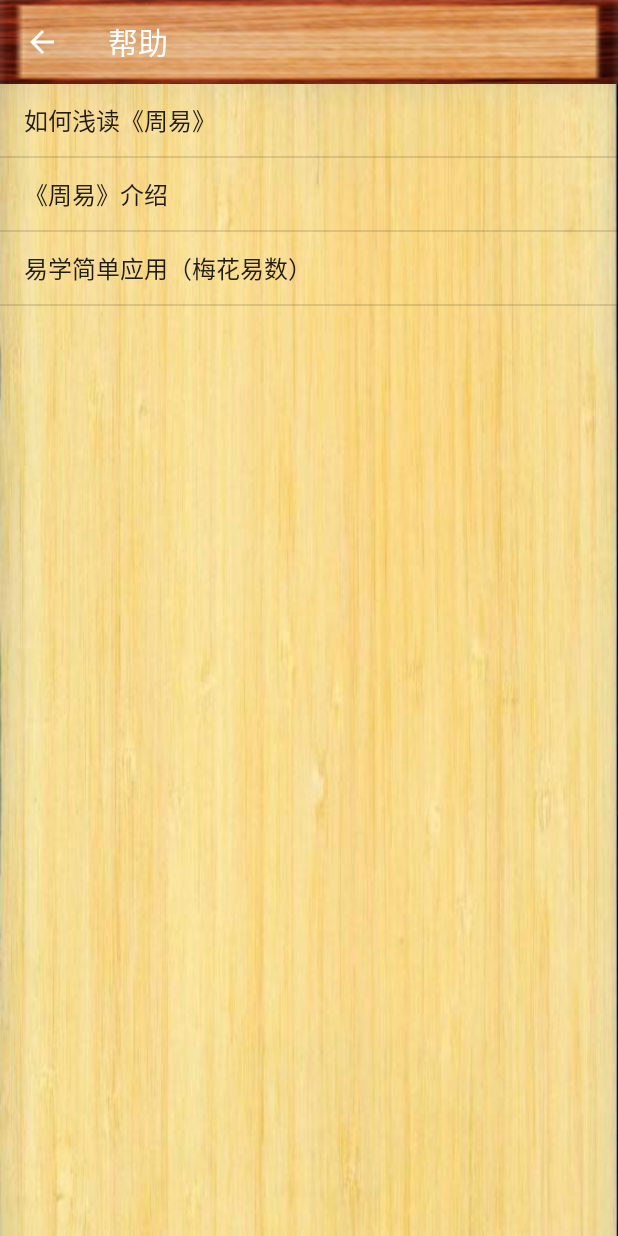
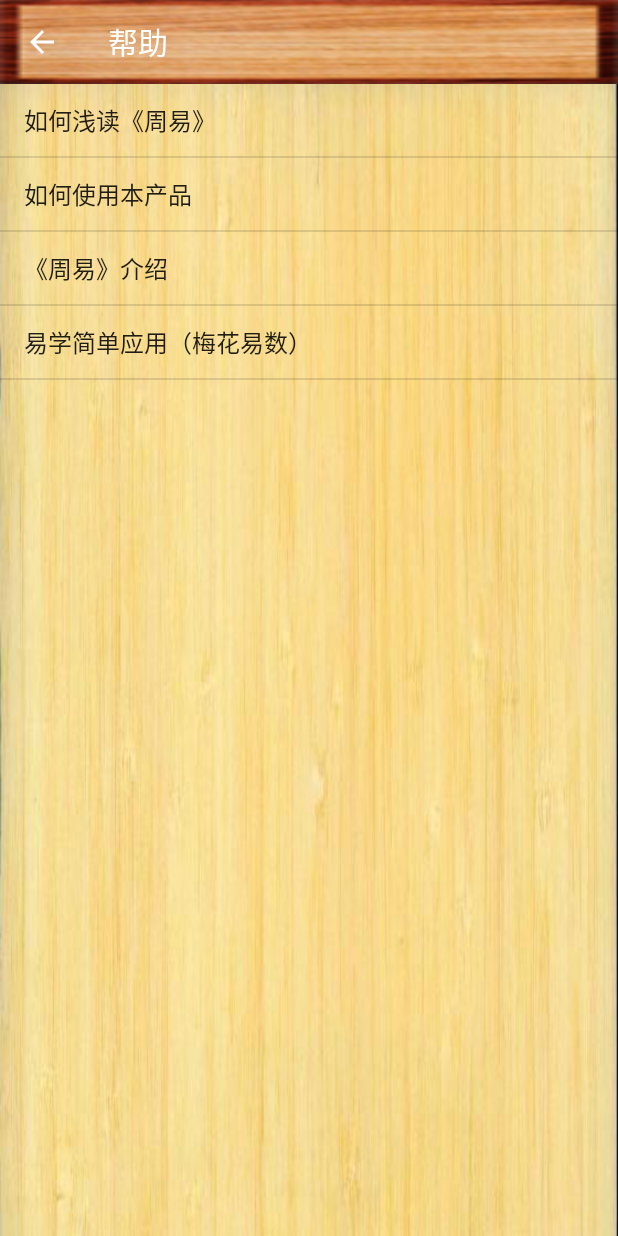
Before and after one commit to Klaoye/zhou_yi-open, an Android app: the HelpActivity screen opened directly, with no data from a screen before it, on a phone screen of 412 x 824 dp. Run offline under Robolectric (Android 15) with nearby library versions, the phone set to English and light mode, and no system bars; Roboto replaces fonts that are not available here.

```diff
--- a/app/src/main/java/com/example/YI/TableActivity.java
+++ b/app/src/main/java/com/example/YI/TableActivity.java
@@ -897,6 +897,7 @@ public class TableActivity extends AppCompatActivity {
                 Toast.makeText(TableActivity.this, R.string.error, Toast.LENGTH_SHORT).show();
                 break;
 
+
         }
         Toast.makeText(TableActivity.this,
                 String.format(getResources().getString(R.string.click), menu_id[item.getItemId()]),
--- a/app/src/main/res/values/arrays.xml
+++ b/app/src/main/res/values/arrays.xml
@@ -94,6 +94,7 @@
     </string-array>
     <string-array name="help_array">
         <item>如何浅读《周易》</item>
+        <item>如何使用本产品</item>
         <item>《周易》介绍</item>
         <item>易学简单应用（梅花易数）</item>
     </string-array>
```
Also changed, not shown: 2 other files.
